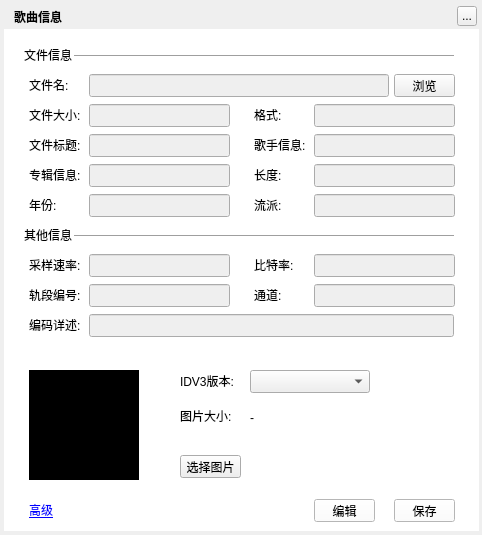
This is TTKCore/musicUiKits/musicToolsetsKits/musicfileinformationwidget.ui in Greedysky/TTKMusicPlayer as Qt 5 draws it before an edit. The edited form follows.
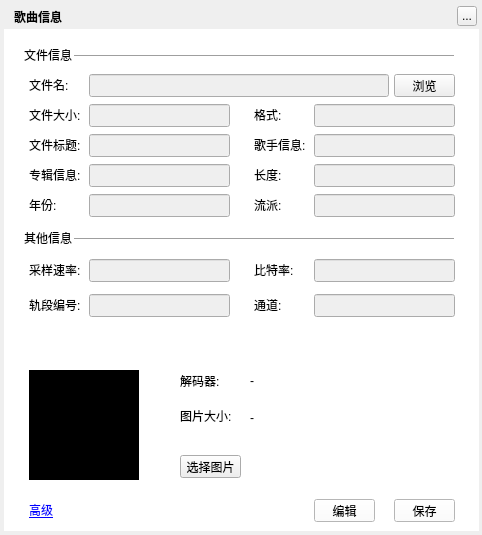
This is the edited form. Custom widgets are drawn as their Qt base class.

Commit message: Ui interface optimzied[245666]

```diff
--- a/TTKCore/musicUiKits/musicToolsetsKits/musicfileinformationwidget.ui
+++ b/TTKCore/musicUiKits/musicToolsetsKits/musicfileinformationwidget.ui
@@ -339,7 +339,7 @@
    <property name="geometry">
     <rect>
      <x>29</x>
-     <y>259</y>
+     <y>264</y>
      <width>54</width>
      <height>12</height>
     </rect>
@@ -352,7 +352,7 @@
    <property name="geometry">
     <rect>
      <x>29</x>
-     <y>289</y>
+     <y>299</y>
      <width>54</width>
      <height>12</height>
     </rect>
@@ -368,7 +368,7 @@
    <property name="geometry">
     <rect>
      <x>89</x>
-     <y>284</y>
+     <y>294</y>
      <width>141</width>
      <height>23</height>
     </rect>
@@ -381,7 +381,7 @@
    <property name="geometry">
     <rect>
      <x>254</x>
-     <y>289</y>
+     <y>299</y>
      <width>54</width>
      <height>12</height>
     </rect>
@@ -397,7 +397,7 @@
    <property name="geometry">
     <rect>
      <x>89</x>
-     <y>254</y>
+     <y>259</y>
      <width>141</width>
      <height>23</height>
     </rect>
@@ -413,7 +413,7 @@
    <property name="geometry">
     <rect>
      <x>314</x>
-     <y>284</y>
+     <y>294</y>
      <width>141</width>
      <height>23</height>
     </rect>
@@ -455,7 +455,7 @@
    <property name="geometry">
     <rect>
      <x>254</x>
-     <y>259</y>
+     <y>264</y>
      <width>54</width>
      <height>12</height>
     </rect>
@@ -471,7 +471,7 @@
    <property name="geometry">
     <rect>
      <x>314</x>
-     <y>254</y>
+     <y>259</y>
      <width>141</width>
      <height>23</height>
     </rect>
@@ -484,7 +484,7 @@
    <property name="geometry">
     <rect>
      <x>24</x>
-     <y>229</y>
+     <y>232</y>
      <width>54</width>
      <height>12</height>
     </rect>
@@ -497,7 +497,7 @@
    <property name="geometry">
     <rect>
      <x>74</x>
-     <y>234</y>
+     <y>237</y>
      <width>380</width>
      <height>5</height>
     </rect>
@@ -506,38 +506,6 @@
     <enum>Qt::Horizontal</enum>
    </property>
   </widget>
-  <widget class="QLabel" name="label_16">
-   <property name="geometry">
-    <rect>
-     <x>29</x>
-     <y>319</y>
-     <width>54</width>
-     <height>12</height>
-    </rect>
-   </property>
-   <property name="text">
-    <string>编码详述:</string>
-   </property>
-  </widget>
-  <widget class="QLineEdit" name="descriptionEdit">
-   <property name="enabled">
-    <bool>false</bool>
-   </property>
-   <property name="geometry">
-    <rect>
-     <x>89</x>
-     <y>314</y>
-     <width>365</width>
-     <height>23</height>
-    </rect>
-   </property>
-   <property name="text">
-    <string/>
-   </property>
-   <property name="readOnly">
-    <bool>true</bool>
-   </property>
-  </widget>
   <widget class="QWidget" name="backgroundMask" native="true">
    <property name="geometry">
     <rect>
@@ -625,7 +593,7 @@
     </rect>
    </property>
    <property name="text">
-    <string>IDV3版本:</string>
+    <string>解码器:</string>
    </property>
   </widget>
   <widget class="QPushButton" name="openPixButton">
@@ -644,16 +612,6 @@
     <string>选择图片</string>
    </property>
   </widget>
-  <widget class="QComboBox" name="idv3ComboBox">
-   <property name="geometry">
-    <rect>
-     <x>250</x>
-     <y>370</y>
-     <width>120</width>
-     <height>23</height>
-    </rect>
-   </property>
-  </widget>
   <widget class="QLabel" name="label_18">
    <property name="geometry">
     <rect>
@@ -680,6 +638,19 @@
     <string>-</string>
    </property>
   </widget>
+  <widget class="QLabel" name="decoderLabel">
+   <property name="geometry">
+    <rect>
+     <x>250</x>
+     <y>373</y>
+     <width>120</width>
+     <height>16</height>
+    </rect>
+   </property>
+   <property name="text">
+    <string>-</string>
+   </property>
+  </widget>
   <zorder>background</zorder>
   <zorder>backgroundMask</zorder>
   <zorder>topTitleName</zorder>
@@ -715,15 +686,13 @@
   <zorder>BitrateEdit</zorder>
   <zorder>label_15</zorder>
   <zorder>line_3</zorder>
-  <zorder>label_16</zorder>
-  <zorder>descriptionEdit</zorder>
   <zorder>advanceLabel</zorder>
   <zorder>pixmapLabel</zorder>
   <zorder>openPixButton</zorder>
-  <zorder>idv3ComboBox</zorder>
   <zorder>label_17</zorder>
   <zorder>label_18</zorder>
   <zorder>pixmapSizeLabel</zorder>
+  <zorder>decoderLabel</zorder>
  </widget>
  <customwidgets>
   <customwidget>
```
The commit also changes 2 other files.
